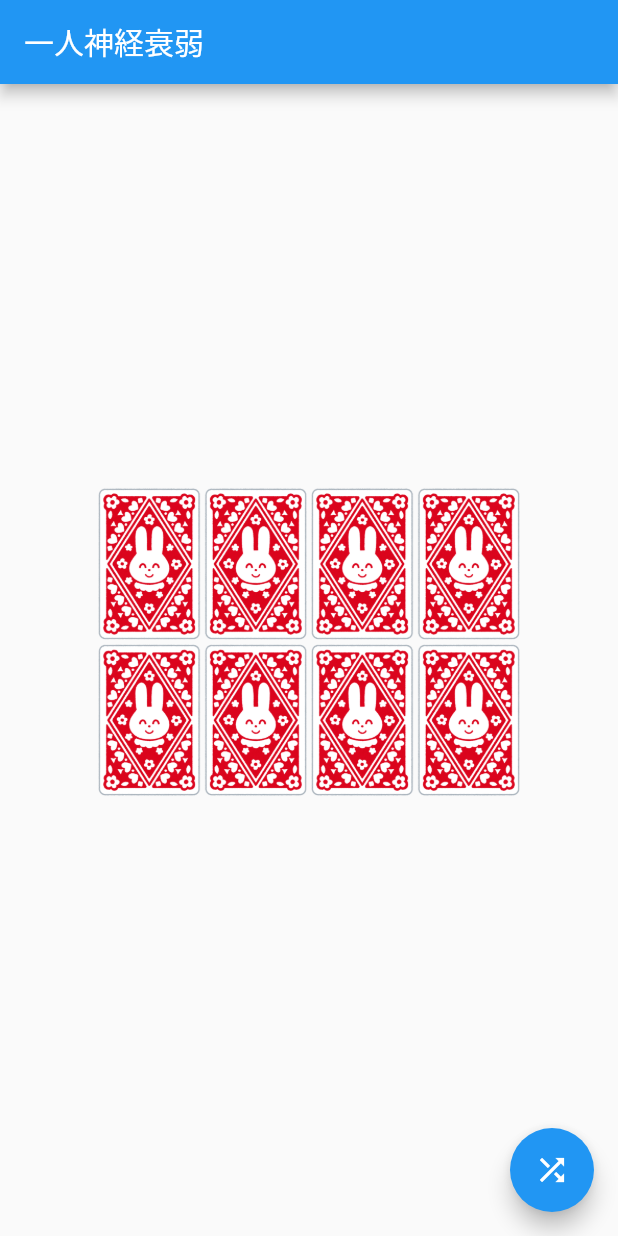
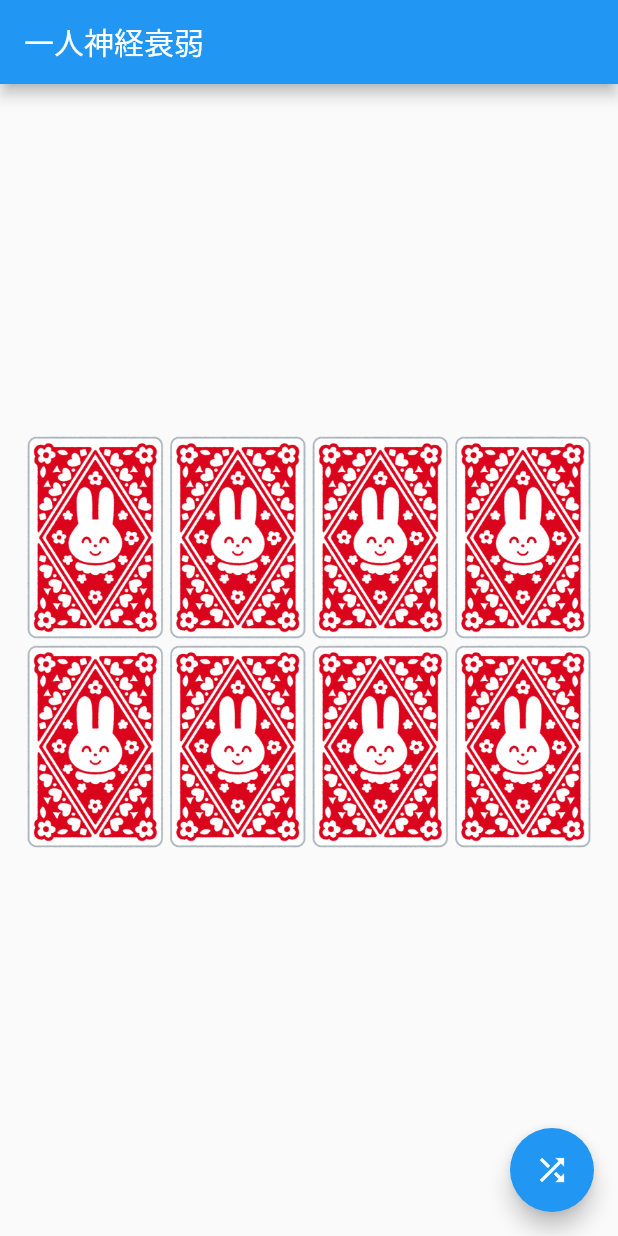
Before and after one commit to t-nakata/flipper-card-sample, a Flutter app: the screen it shows after launch, on a phone screen of 412 x 824 dp. Run offline on Flutter 3.47's test engine with Material 2 defaults, Android fonts, the phone set to English and light mode, and no system bars.

Commit message:
Web対応

```diff
--- a/lib/main.dart
+++ b/lib/main.dart
@@ -88,26 +88,41 @@ class _MyHomePageState extends State<MyHomePage> {
 
   FlipperCard _createFlipperCard(
       BuildContext context, Tramp tramp, GlobalKey key) {
-    final Size size = MediaQuery.of(context).size;
-    final width = size.width / 4 - 32;
-    final height = width / 409 * 600;
 
+    final cardSize = _calcCardSize(context);
     return FlipperCard(
       key: key,
       frontWidget: Container(
-        width: width,
-        height: height,
+        width: cardSize.width,
+        height: cardSize.height,
         alignment: Alignment.center,
         child: Image.asset(getImgPath(Tramp.back)),
       ),
       backWidget: Container(
-        width: width,
-        height: height,
+        width: cardSize.width,
+        height: cardSize.height,
         alignment: Alignment.center,
         child: Image.asset(getImgPath(tramp)),
       ),
       onTapTramp: () => _onTapTramp(),
     );
+  }
+
+  Size _calcCardSize(BuildContext context) {
+    final Size size = MediaQuery.of(context).size;
+
+    var width = (size.width - 32) / col;
+    var height = (size.height - 100) / row;
+
+    if (width / 409 * 600 < height) {
+      // 幅優先
+      height = width / 409 * 600;
+    } else {
+      // 高さ優先
+      width = height / 600 * 409;
+    }
+
+    return Size(width, height);
   }
 
   _onTapShuffle() {
@@ -155,7 +170,7 @@ class _MyHomePageState extends State<MyHomePage> {
     var count = 0;
     for (int i = 0; i < cards.length; i++) {
       if (keys[i].currentState?.isFrontVisible == false) {
-          count++;
+        count++;
       }
     }
 
```
Also changed, not shown: 1 other file.
